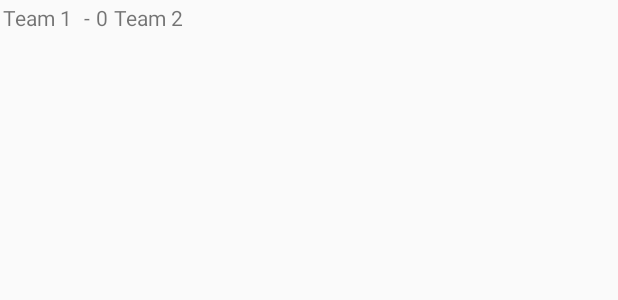
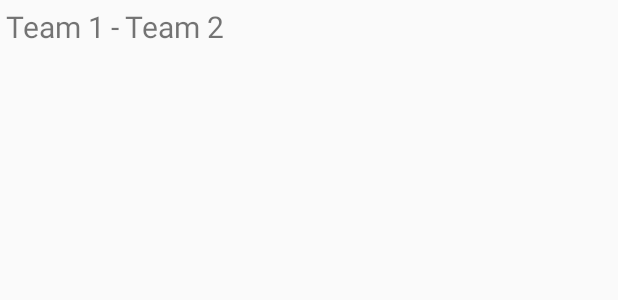
Before and after one commit to inv3rse/hartenholm_ticker, an Android app: the layout game_entry.xml on its own in the app's theme, with its tools: preview values and no code run, on a phone screen of 412 x 824 dp. Shown: the top 300 px of the screen. Run offline under Robolectric (Android 15) with nearby library versions, the phone set to English and light mode, and no system bars.

Commit message:
Design anpassungen

```diff
--- a/app/src/main/java/com/appspot/simple_ticker/hartenholmticker/ui/ticker/GameListAdapter.java
+++ b/app/src/main/java/com/appspot/simple_ticker/hartenholmticker/ui/ticker/GameListAdapter.java
@@ -40,15 +40,10 @@ public class GameListAdapter extends ArrayAdapter<Game>
 
         View rowView = inflater.inflate(R.layout.game_entry, parent, false);
         TextView team1 = (TextView) rowView.findViewById(R.id.team1);
-        TextView team1_score = (TextView) rowView.findViewById(R.id.team1_score);
         TextView team2 = (TextView) rowView.findViewById(R.id.team2);
-        TextView team2_score = (TextView) rowView.findViewById(R.id.team2_score);
 
         team1.setText("Hartenholm");
-        team1_score.setText("");
-
         team2.setText(game.getEnemy());
-        team2_score.setText("");
 
         return rowView;
     }
--- a/app/src/main/java/com/appspot/simple_ticker/hartenholmticker/ui/ticker/TickerFragment.java
+++ b/app/src/main/java/com/appspot/simple_ticker/hartenholmticker/ui/ticker/TickerFragment.java
@@ -11,6 +11,7 @@ import android.view.MenuInflater;
 import android.view.MenuItem;
 import android.view.View;
 import android.view.ViewGroup;
+import android.widget.AbsListView;
 import android.widget.AdapterView;
 import android.widget.ListView;
 import android.widget.Toast;
--- a/app/src/main/res/layout/game_entry.xml
+++ b/app/src/main/res/layout/game_entry.xml
@@ -2,39 +2,33 @@
 <LinearLayout xmlns:android="http://schemas.android.com/apk/res/android"
               android:orientation="horizontal"
               android:layout_width="match_parent"
-              android:layout_height="match_parent">
+              android:layout_height="match_parent"
+              android:padding="2dp">
     <TextView
         android:id="@+id/team1"
         android:text="Team 1"
         android:layout_width="wrap_content"
         android:layout_height="match_parent"
-        android:layout_margin="2dp"/>
-
-    <TextView
-        android:id="@+id/team1_score"
-        android:text=""
-        android:layout_width="wrap_content"
-        android:layout_height="match_parent"
-        android:layout_margin="2dp"/>
+        android:layout_margin="2dp"
+        android:singleLine="true"
+        android:scrollHorizontally="true"
+        android:textSize="20sp"/>
 
     <TextView
         android:text="-"
         android:layout_width="wrap_content"
         android:layout_height="match_parent"
-        android:layout_margin="2dp"/>
-
-    <TextView
-        android:id="@+id/team2_score"
-        android:text="0"
-        android:layout_width="wrap_content"
-        android:layout_height="match_parent"
-        android:layout_margin="2dp"/>
+        android:layout_margin="2dp"
+        android:textSize="20sp"/>
 
     <TextView
         android:id="@+id/team2"
         android:text="Team 2"
         android:layout_width="wrap_content"
         android:layout_height="match_parent"
-        android:layout_margin="2dp"/>
+        android:layout_margin="2dp"
+        android:singleLine="true"
+        android:scrollHorizontally="true"
+        android:textSize="20sp"/>
 
 </LinearLayout>
--- a/app/src/main/res/layout/toolbar.xml
+++ b/app/src/main/res/layout/toolbar.xml
@@ -10,6 +10,7 @@
         android:id="@+id/spinner_nav"
         android:layout_width="wrap_content"
         android:layout_height="wrap_content"
-        android:visibility="invisible"/>
+        android:visibility="invisible"
+        android:popupBackground="#ffffff"/>
 
     </android.support.v7.widget.Toolbar>
```
Also changed, not shown: app/src/main/java/com/appspot/simple_ticker/hartenholmticker/ui/ticker/TickerPresenter.java (+16 -6 lines), 2 other files.
